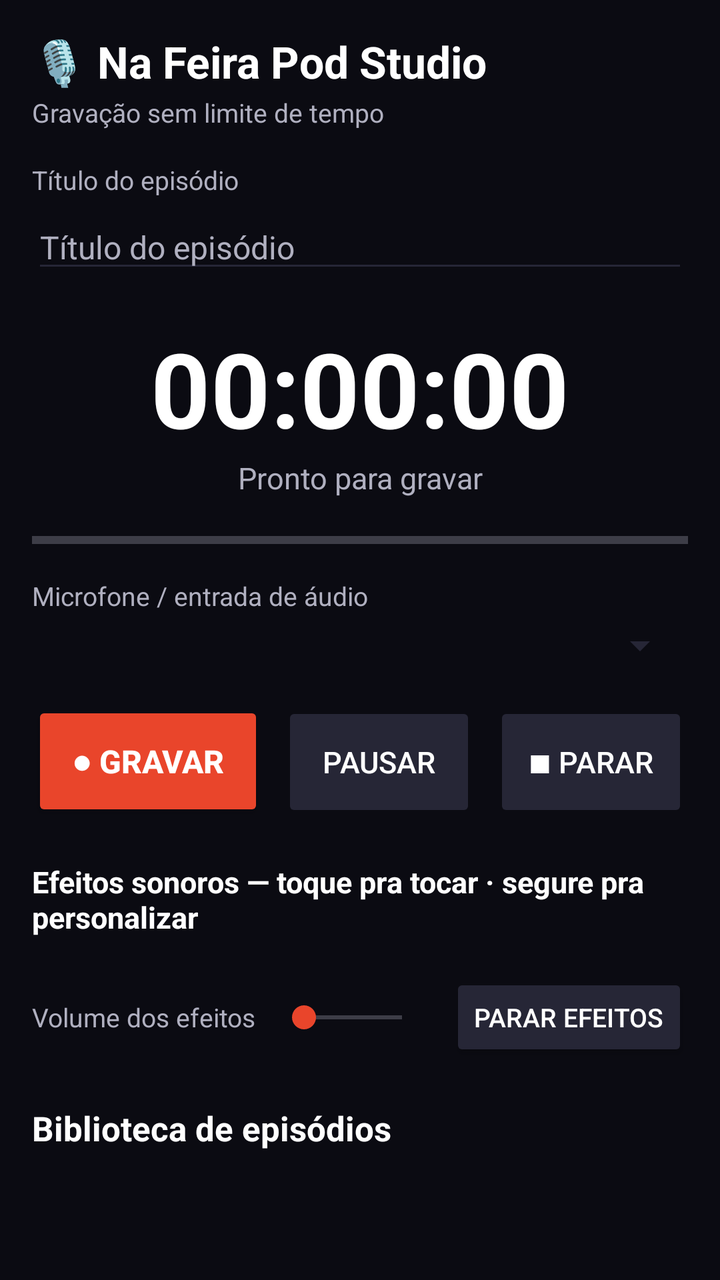
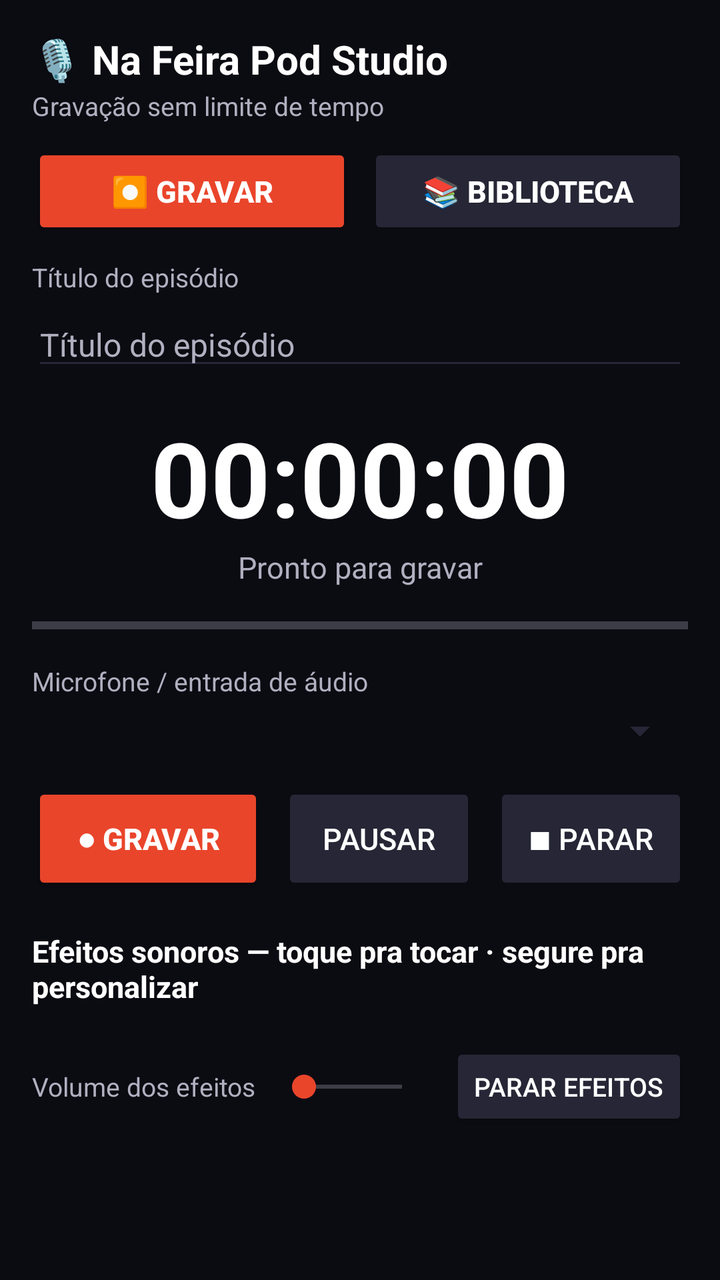

Screens rendered from an Android XML layout before and after an edit, with the pre-edit source and the edit as a unified diff.
<!-- AndroidManifest.xml: application theme Theme.PodcastStudio -->
<!-- res/layout/activity_main.xml -->
<?xml version="1.0" encoding="utf-8"?>
<LinearLayout xmlns:android="http://schemas.android.com/apk/res/android"
    android:layout_width="match_parent"
    android:layout_height="match_parent"
    android:background="@color/bg"
    android:orientation="vertical"
    android:padding="16dp">

    <TextView
        android:layout_width="wrap_content"
        android:layout_height="wrap_content"
        android:text="🎙️ Na Feira Pod Studio"
        android:textColor="@color/text_primary"
        android:textSize="22sp"
        android:textStyle="bold" />

    <TextView
        android:layout_width="wrap_content"
        android:layout_height="wrap_content"
        android:layout_marginTop="2dp"
        android:text="Gravação sem limite de tempo"
        android:textColor="@color/text_secondary"
        android:textSize="13sp" />

    <TextView
        android:layout_width="wrap_content"
        android:layout_height="wrap_content"
        android:layout_marginTop="16dp"
        android:text="Título do episódio"
        android:textColor="@color/text_secondary"
        android:textSize="13sp" />

    <EditText
        android:id="@+id/etTitle"
        android:layout_width="match_parent"
        android:layout_height="wrap_content"
        android:layout_marginTop="4dp"
        android:backgroundTint="@color/surface_light"
        android:hint="Título do episódio"
        android:inputType="text"
        android:maxLines="1"
        android:textColor="@color/text_primary"
        android:textColorHint="@color/text_secondary"
        android:textSize="16sp" />

    <TextView
        android:id="@+id/tvTimer"
        android:layout_width="match_parent"
        android:layout_height="wrap_content"
        android:layout_marginTop="18dp"
        android:gravity="center"
        android:text="00:00:00"
        android:textColor="@color/text_primary"
        android:textSize="52sp"
        android:textStyle="bold" />

    <TextView
        android:id="@+id/tvStatus"
        android:layout_width="match_parent"
        android:layout_height="wrap_content"
        android:gravity="center"
        android:text="Pronto para gravar"
        android:textColor="@color/text_secondary"
        android:textSize="15sp" />

    <ProgressBar
        android:id="@+id/pbLevel"
        style="?android:attr/progressBarStyleHorizontal"
        android:layout_width="match_parent"
        android:layout_height="14dp"
        android:layout_marginTop="14dp"
        android:max="32767"
        android:progress="0"
        android:progressTint="@color/level_green" />

    <TextView
        android:layout_width="wrap_content"
        android:layout_height="wrap_content"
        android:layout_marginTop="12dp"
        android:text="Microfone / entrada de áudio"
        android:textColor="@color/text_secondary"
        android:textSize="13sp" />

    <Spinner
        android:id="@+id/spDevice"
        android:layout_width="match_parent"
        android:layout_height="wrap_content"
        android:layout_marginTop="4dp"
        android:backgroundTint="@color/surface_light" />

    <LinearLayout
        android:layout_width="match_parent"
        android:layout_height="wrap_content"
        android:layout_marginTop="16dp"
        android:orientation="horizontal">

        <Button
            android:id="@+id/btnRecord"
            android:layout_width="0dp"
            android:layout_height="60dp"
            android:layout_marginEnd="6dp"
            android:layout_weight="1.2"
            android:backgroundTint="@color/accent"
            android:text="● Gravar"
            android:textColor="#FFFFFF"
            android:textSize="16sp"
            android:textStyle="bold" />

        <Button
            android:id="@+id/btnPause"
            android:layout_width="0dp"
            android:layout_height="60dp"
            android:layout_marginStart="3dp"
            android:layout_marginEnd="3dp"
            android:layout_weight="1"
            android:backgroundTint="@color/surface_light"
            android:enabled="false"
            android:text="Pausar"
            android:textColor="#FFFFFF"
            android:textSize="15sp" />

        <Button
            android:id="@+id/btnStop"
            android:layout_width="0dp"
            android:layout_height="60dp"
            android:layout_marginStart="6dp"
            android:layout_weight="1"
            android:backgroundTint="@color/surface_light"
            android:enabled="false"
            android:text="■ Parar"
            android:textColor="#FFFFFF"
            android:textSize="15sp" />
    </LinearLayout>

    <TextView
        android:layout_width="wrap_content"
        android:layout_height="wrap_content"
        android:layout_marginTop="20dp"
        android:text="Efeitos sonoros — toque pra tocar · segure pra personalizar"
        android:textColor="@color/text_primary"
        android:textSize="15sp"
        android:textStyle="bold" />

    <GridLayout
        android:id="@+id/gridPads"
        android:layout_width="match_parent"
        android:layout_height="wrap_content"
        android:layout_marginTop="8dp"
        android:columnCount="4" />

    <LinearLayout
        android:layout_width="match_parent"
        android:layout_height="wrap_content"
        android:layout_marginTop="10dp"
        android:gravity="center_vertical"
        android:orientation="horizontal">

        <TextView
            android:layout_width="wrap_content"
            android:layout_height="wrap_content"
            android:text="Volume dos efeitos"
            android:textColor="@color/text_secondary"
            android:textSize="13sp" />

        <SeekBar
            android:id="@+id/seekFx"
            android:layout_width="0dp"
            android:layout_height="wrap_content"
            android:layout_marginStart="8dp"
            android:layout_marginEnd="8dp"
            android:layout_weight="1"
            android:max="100" />

        <Button
            android:id="@+id/btnStopFx"
            android:layout_width="wrap_content"
            android:layout_height="44dp"
            android:backgroundTint="@color/surface_light"
            android:text="Parar efeitos"
            android:textColor="#FFFFFF"
            android:textSize="13sp" />
    </LinearLayout>

    <TextView
        android:layout_width="wrap_content"
        android:layout_height="wrap_content"
        android:layout_marginTop="22dp"
        android:text="Biblioteca de episódios"
        android:textColor="@color/text_primary"
        android:textSize="17sp"
        android:textStyle="bold" />

    <TextView
        android:id="@+id/tvEmpty"
        android:layout_width="match_parent"
        android:layout_height="wrap_content"
        android:layout_marginTop="8dp"
        android:text="Nenhuma gravação ainda. Toque em Gravar para começar."
        android:textColor="@color/text_secondary"
        android:textSize="14sp"
        android:visibility="gone" />

    <ListView
        android:id="@+id/lvLibrary"
        android:layout_width="match_parent"
        android:layout_height="0dp"
        android:layout_marginTop="8dp"
        android:layout_weight="1"
        android:divider="@color/surface_light"
        android:dividerHeight="1dp" />

</LinearLayout>
<!-- resources referenced by this layout -->
<resources>
  <color name="accent">#E9452B</color>
  <color name="bg">#0B0B12</color>
  <color name="level_green">#35D07F</color>
  <color name="surface_light">#262636</color>
  <color name="text_primary">#FFFFFF</color>
  <color name="text_secondary">#B0B0C0</color>
  <style name="Theme.PodcastStudio" parent="android:Theme.Material.NoActionBar">
          <item name="android:windowBackground">@color/bg</item>
          <item name="android:colorAccent">@color/accent</item>
          <item name="android:statusBarColor">@color/bg</item>
          <item name="android:navigationBarColor">@color/bg</item>
          <item name="android:textColorPrimary">@color/text_primary</item>
          <item name="android:textColorSecondary">@color/text_secondary</item>
          <item name="android:windowLightStatusBar">false</item>
      </style>
</resources>

<!-- the commit's change to res/layout/activity_main.xml (unified diff, before → after) -->
@@ -4,209 +4,269 @@
     android:layout_height="match_parent"
     android:background="@color/bg"
     android:orientation="vertical"
-    android:padding="16dp">
+    android:paddingStart="16dp"
+    android:paddingTop="16dp"
+    android:paddingEnd="16dp"
+    android:paddingBottom="8dp">
 
     <TextView
         android:layout_width="wrap_content"
         android:layout_height="wrap_content"
         android:text="🎙️ Na Feira Pod Studio"
         android:textColor="@color/text_primary"
-        android:textSize="22sp"
+        android:textSize="20sp"
         android:textStyle="bold" />
 
     <TextView
         android:layout_width="wrap_content"
         android:layout_height="wrap_content"
-        android:layout_marginTop="2dp"
+        android:layout_marginTop="1dp"
         android:text="Gravação sem limite de tempo"
         android:textColor="@color/text_secondary"
         android:textSize="13sp" />
-
-    <TextView
-        android:layout_width="wrap_content"
-        android:layout_height="wrap_content"
-        android:layout_marginTop="16dp"
-        android:text="Título do episódio"
-        android:textColor="@color/text_secondary"
-        android:textSize="13sp" />
-
-    <EditText
-        android:id="@+id/etTitle"
-        android:layout_width="match_parent"
-        android:layout_height="wrap_content"
-        android:layout_marginTop="4dp"
-        android:backgroundTint="@color/surface_light"
-        android:hint="Título do episódio"
-        android:inputType="text"
-        android:maxLines="1"
-        android:textColor="@color/text_primary"
-        android:textColorHint="@color/text_secondary"
-        android:textSize="16sp" />
-
-    <TextView
-        android:id="@+id/tvTimer"
-        android:layout_width="match_parent"
-        android:layout_height="wrap_content"
-        android:layout_marginTop="18dp"
-        android:gravity="center"
-        android:text="00:00:00"
-        android:textColor="@color/text_primary"
-        android:textSize="52sp"
-        android:textStyle="bold" />
-
-    <TextView
-        android:id="@+id/tvStatus"
-        android:layout_width="match_parent"
-        android:layout_height="wrap_content"
-        android:gravity="center"
-        android:text="Pronto para gravar"
-        android:textColor="@color/text_secondary"
-        android:textSize="15sp" />
-
-    <ProgressBar
-        android:id="@+id/pbLevel"
-        style="?android:attr/progressBarStyleHorizontal"
-        android:layout_width="match_parent"
-        android:layout_height="14dp"
-        android:layout_marginTop="14dp"
-        android:max="32767"
-        android:progress="0"
-        android:progressTint="@color/level_green" />
-
-    <TextView
-        android:layout_width="wrap_content"
-        android:layout_height="wrap_content"
-        android:layout_marginTop="12dp"
-        android:text="Microfone / entrada de áudio"
-        android:textColor="@color/text_secondary"
-        android:textSize="13sp" />
-
-    <Spinner
-        android:id="@+id/spDevice"
-        android:layout_width="match_parent"
-        android:layout_height="wrap_content"
-        android:layout_marginTop="4dp"
-        android:backgroundTint="@color/surface_light" />
-
-    <LinearLayout
-        android:layout_width="match_parent"
-        android:layout_height="wrap_content"
-        android:layout_marginTop="16dp"
-        android:orientation="horizontal">
-
-        <Button
-            android:id="@+id/btnRecord"
-            android:layout_width="0dp"
-            android:layout_height="60dp"
-            android:layout_marginEnd="6dp"
-            android:layout_weight="1.2"
-            android:backgroundTint="@color/accent"
-            android:text="● Gravar"
-            android:textColor="#FFFFFF"
-            android:textSize="16sp"
-            android:textStyle="bold" />
-
-        <Button
-            android:id="@+id/btnPause"
-            android:layout_width="0dp"
-            android:layout_height="60dp"
-            android:layout_marginStart="3dp"
-            android:layout_marginEnd="3dp"
-            android:layout_weight="1"
-            android:backgroundTint="@color/surface_light"
-            android:enabled="false"
-            android:text="Pausar"
-            android:textColor="#FFFFFF"
-            android:textSize="15sp" />
-
-        <Button
-            android:id="@+id/btnStop"
-            android:layout_width="0dp"
-            android:layout_height="60dp"
-            android:layout_marginStart="6dp"
-            android:layout_weight="1"
-            android:backgroundTint="@color/surface_light"
-            android:enabled="false"
-            android:text="■ Parar"
-            android:textColor="#FFFFFF"
-            android:textSize="15sp" />
-    </LinearLayout>
-
-    <TextView
-        android:layout_width="wrap_content"
-        android:layout_height="wrap_content"
-        android:layout_marginTop="20dp"
-        android:text="Efeitos sonoros — toque pra tocar · segure pra personalizar"
-        android:textColor="@color/text_primary"
-        android:textSize="15sp"
-        android:textStyle="bold" />
-
-    <GridLayout
-        android:id="@+id/gridPads"
-        android:layout_width="match_parent"
-        android:layout_height="wrap_content"
-        android:layout_marginTop="8dp"
-        android:columnCount="4" />
 
     <LinearLayout
         android:layout_width="match_parent"
         android:layout_height="wrap_content"
         android:layout_marginTop="10dp"
-        android:gravity="center_vertical"
         android:orientation="horizontal">
 
-        <TextView
-            android:layout_width="wrap_content"
-            android:layout_height="wrap_content"
-            android:text="Volume dos efeitos"
-            android:textColor="@color/text_secondary"
-            android:textSize="13sp" />
-
-        <SeekBar
-            android:id="@+id/seekFx"
+        <Button
+            android:id="@+id/tabRecord"
             android:layout_width="0dp"
-            android:layout_height="wrap_content"
-            android:layout_marginStart="8dp"
-            android:layout_marginEnd="8dp"
+            android:layout_height="48dp"
+            android:layout_marginEnd="4dp"
             android:layout_weight="1"
-            android:max="100" />
+            android:backgroundTint="@color/accent"
+            android:text="⏺ Gravar"
+            android:textColor="#FFFFFF"
+            android:textSize="15sp"
+            android:textStyle="bold" />
 
         <Button
-            android:id="@+id/btnStopFx"
-            android:layout_width="wrap_content"
-            android:layout_height="44dp"
+            android:id="@+id/tabLibrary"
+            android:layout_width="0dp"
+            android:layout_height="48dp"
+            android:layout_marginStart="4dp"
+            android:layout_weight="1"
             android:backgroundTint="@color/surface_light"
-            android:text="Parar efeitos"
+            android:text="📚 Biblioteca"
             android:textColor="#FFFFFF"
-            android:textSize="13sp" />
+            android:textSize="15sp"
+            android:textStyle="bold" />
     </LinearLayout>
 
-    <TextView
-        android:layout_width="wrap_content"
-        android:layout_height="wrap_content"
-        android:layout_marginTop="22dp"
-        android:text="Biblioteca de episódios"
-        android:textColor="@color/text_primary"
-        android:textSize="17sp"
-        android:textStyle="bold" />
-
-    <TextView
-        android:id="@+id/tvEmpty"
-        android:layout_width="match_parent"
-        android:layout_height="wrap_content"
-        android:layout_marginTop="8dp"
-        android:text="Nenhuma gravação ainda. Toque em Gravar para começar."
-        android:textColor="@color/text_secondary"
-        android:textSize="14sp"
-        android:visibility="gone" />
-
-    <ListView
-        android:id="@+id/lvLibrary"
+    <FrameLayout
         android:layout_width="match_parent"
         android:layout_height="0dp"
-        android:layout_marginTop="8dp"
-        android:layout_weight="1"
-        android:divider="@color/surface_light"
-        android:dividerHeight="1dp" />
-
+        android:layout_marginTop="10dp"
+        android:layout_weight="1">
+
+        <ScrollView
+            android:id="@+id/pageRecord"
+            android:layout_width="match_parent"
+            android:layout_height="match_parent"
+            android:fillViewport="true">
+
+            <LinearLayout
+                android:layout_width="match_parent"
+                android:layout_height="wrap_content"
+                android:orientation="vertical"
+                android:paddingBottom="8dp">
+
+                <TextView
+                    android:layout_width="wrap_content"
+                    android:layout_height="wrap_content"
+                    android:text="Título do episódio"
+                    android:textColor="@color/text_secondary"
+                    android:textSize="13sp" />
+
+                <EditText
+                    android:id="@+id/etTitle"
+                    android:layout_width="match_parent"
+                    android:layout_height="wrap_content"
+                    android:layout_marginTop="4dp"
+                    android:backgroundTint="@color/surface_light"
+                    android:hint="Título do episódio"
+                    android:inputType="text"
+                    android:maxLines="1"
+                    android:textColor="@color/text_primary"
+                    android:textColorHint="@color/text_secondary"
+                    android:textSize="16sp" />
+
+                <TextView
+                    android:id="@+id/tvTimer"
+                    android:layout_width="match_parent"
+                    android:layout_height="wrap_content"
+                    android:layout_marginTop="14dp"
+                    android:gravity="center"
+                    android:text="00:00:00"
+                    android:textColor="@color/text_primary"
+                    android:textSize="52sp"
+                    android:textStyle="bold" />
+
+                <TextView
+                    android:id="@+id/tvStatus"
+                    android:layout_width="match_parent"
+                    android:layout_height="wrap_content"
+                    android:gravity="center"
+                    android:text="Pronto para gravar"
+                    android:textColor="@color/text_secondary"
+                    android:textSize="15sp" />
+
+                <ProgressBar
+                    android:id="@+id/pbLevel"
+                    style="?android:attr/progressBarStyleHorizontal"
+                    android:layout_width="match_parent"
+                    android:layout_height="14dp"
+                    android:layout_marginTop="12dp"
+                    android:max="32767"
+                    android:progress="0"
+                    android:progressTint="@color/level_green" />
+
+                <TextView
+                    android:layout_width="wrap_content"
+                    android:layout_height="wrap_content"
+                    android:layout_marginTop="12dp"
+                    android:text="Microfone / entrada de áudio"
+                    android:textColor="@color/text_secondary"
+                    android:textSize="13sp" />
+
+                <Spinner
+                    android:id="@+id/spDevice"
+                    android:layout_width="match_parent"
+                    android:layout_height="wrap_content"
+                    android:layout_marginTop="4dp"
+                    android:backgroundTint="@color/surface_light" />
+
+                <LinearLayout
+                    android:layout_width="match_parent"
+                    android:layout_height="wrap_content"
+                    android:layout_marginTop="14dp"
+                    android:orientation="horizontal">
+
+                    <Button
+                        android:id="@+id/btnRecord"
+                        android:layout_width="0dp"
+                        android:layout_height="56dp"
+                        android:layout_marginEnd="6dp"
+                        android:layout_weight="1.2"
+                        android:backgroundTint="@color/accent"
+                        android:text="● Gravar"
+                        android:textColor="#FFFFFF"
+                        android:textSize="15sp"
+                        android:textStyle="bold" />
+
+                    <Button
+                        android:id="@+id/btnPause"
+                        android:layout_width="0dp"
+                        android:layout_height="56dp"
+                        android:layout_marginStart="3dp"
+                        android:layout_marginEnd="3dp"
+                        android:layout_weight="1"
+                        android:backgroundTint="@color/surface_light"
+                        android:enabled="false"
+                        android:text="Pausar"
+                        android:textColor="#FFFFFF"
+                        android:textSize="15sp" />
+
+                    <Button
+                        android:id="@+id/btnStop"
+                        android:layout_width="0dp"
+                        android:layout_height="56dp"
+                        android:layout_marginStart="6dp"
+                        android:layout_weight="1"
+                        android:backgroundTint="@color/surface_light"
+                        android:enabled="false"
+                        android:text="■ Parar"
+                        android:textColor="#FFFFFF"
+                        android:textSize="15sp" />
+                </LinearLayout>
+
+                <TextView
+                    android:layout_width="wrap_content"
+                    android:layout_height="wrap_content"
+                    android:layout_marginTop="18dp"
+                    android:text="Efeitos sonoros — toque pra tocar · segure pra personalizar"
+                    android:textColor="@color/text_primary"
+                    android:textSize="15sp"
+                    android:textStyle="bold" />
+
+                <GridLayout
+                    android:id="@+id/gridPads"
+                    android:layout_width="match_parent"
+                    android:layout_height="wrap_content"
+                    android:layout_marginTop="8dp"
+                    android:columnCount="4" />
+
+                <LinearLayout
+                    android:layout_width="match_parent"
+                    android:layout_height="wrap_content"
+                    android:layout_marginTop="10dp"
+                    android:gravity="center_vertical"
+                    android:orientation="horizontal">
+
+                    <TextView
+                        android:layout_width="wrap_content"
+                        android:layout_height="wrap_content"
+                        android:text="Volume dos efeitos"
+                        android:textColor="@color/text_secondary"
+                        android:textSize="13sp" />
+
+                    <SeekBar
+                        android:id="@+id/seekFx"
+                        android:layout_width="0dp"
+                        android:layout_height="wrap_content"
+                        android:layout_marginStart="8dp"
+                        android:layout_marginEnd="8dp"
+                        android:layout_weight="1"
+                        android:max="100" />
+
+                    <Button
+                        android:id="@+id/btnStopFx"
+                        android:layout_width="wrap_content"
+                        android:layout_height="44dp"
+                        android:backgroundTint="@color/surface_light"
+                        android:text="Parar efeitos"
+                        android:textColor="#FFFFFF"
+                        android:textSize="13sp" />
+                </LinearLayout>
+            </LinearLayout>
+        </ScrollView>
+
+        <LinearLayout
+            android:id="@+id/pageLibrary"
+            android:layout_width="match_parent"
+            android:layout_height="match_parent"
+            android:orientation="vertical"
+            android:visibility="gone">
+
+            <TextView
+                android:layout_width="wrap_content"
+                android:layout_height="wrap_content"
+                android:text="Biblioteca de episódios"
+                android:textColor="@color/text_primary"
+                android:textSize="17sp"
+                android:textStyle="bold" />
+
+            <TextView
+                android:id="@+id/tvEmpty"
+                android:layout_width="match_parent"
+                android:layout_height="wrap_content"
+                android:layout_marginTop="8dp"
+                android:text="Nenhuma gravação ainda. Toque em Gravar para começar."
+                android:textColor="@color/text_secondary"
+                android:textSize="14sp"
+                android:visibility="gone" />
+
+            <ListView
+                android:id="@+id/lvLibrary"
+                android:layout_width="match_parent"
+                android:layout_height="0dp"
+                android:layout_marginTop="8dp"
+                android:layout_weight="1"
+                android:divider="@color/surface_light"
+                android:dividerHeight="1dp" />
+        </LinearLayout>
+    </FrameLayout>
 </LinearLayout>
